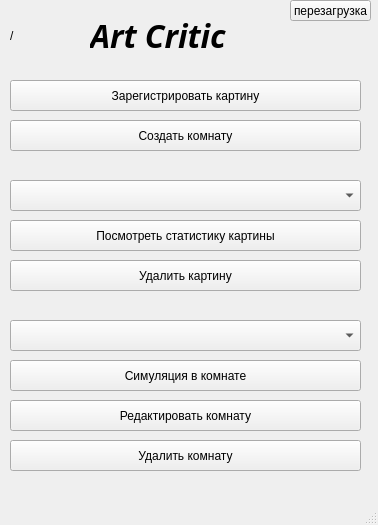
Old version of the form main_window_ui.ui in the repository pytaia/Art-critic.
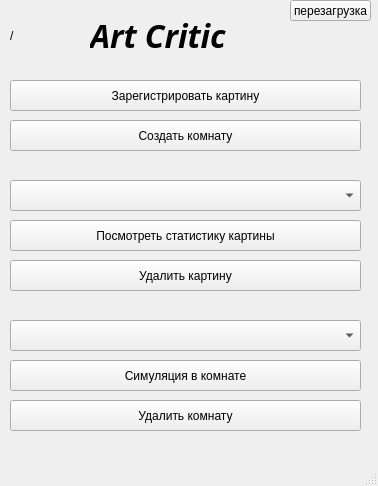
New version of the form.

```diff
--- a/main_window_ui.ui
+++ b/main_window_ui.ui
@@ -7,7 +7,7 @@
     <x>0</x>
     <y>0</y>
     <width>378</width>
-    <height>525</height>
+    <height>486</height>
    </rect>
   </property>
   <property name="windowTitle">
@@ -57,7 +57,7 @@
     <property name="geometry">
      <rect>
       <x>10</x>
-      <y>440</y>
+      <y>400</y>
       <width>351</width>
       <height>31</height>
      </rect>
@@ -89,19 +89,6 @@
      <string>Создать комнату</string>
     </property>
    </widget>
-   <widget class="QPushButton" name="edit_room_btn">
-    <property name="geometry">
-     <rect>
-      <x>10</x>
-      <y>400</y>
-      <width>351</width>
-      <height>31</height>
-     </rect>
-    </property>
-    <property name="text">
-     <string>Редактировать комнату</string>
-    </property>
-   </widget>
    <widget class="QComboBox" name="name_art">
     <property name="geometry">
      <rect>
```
